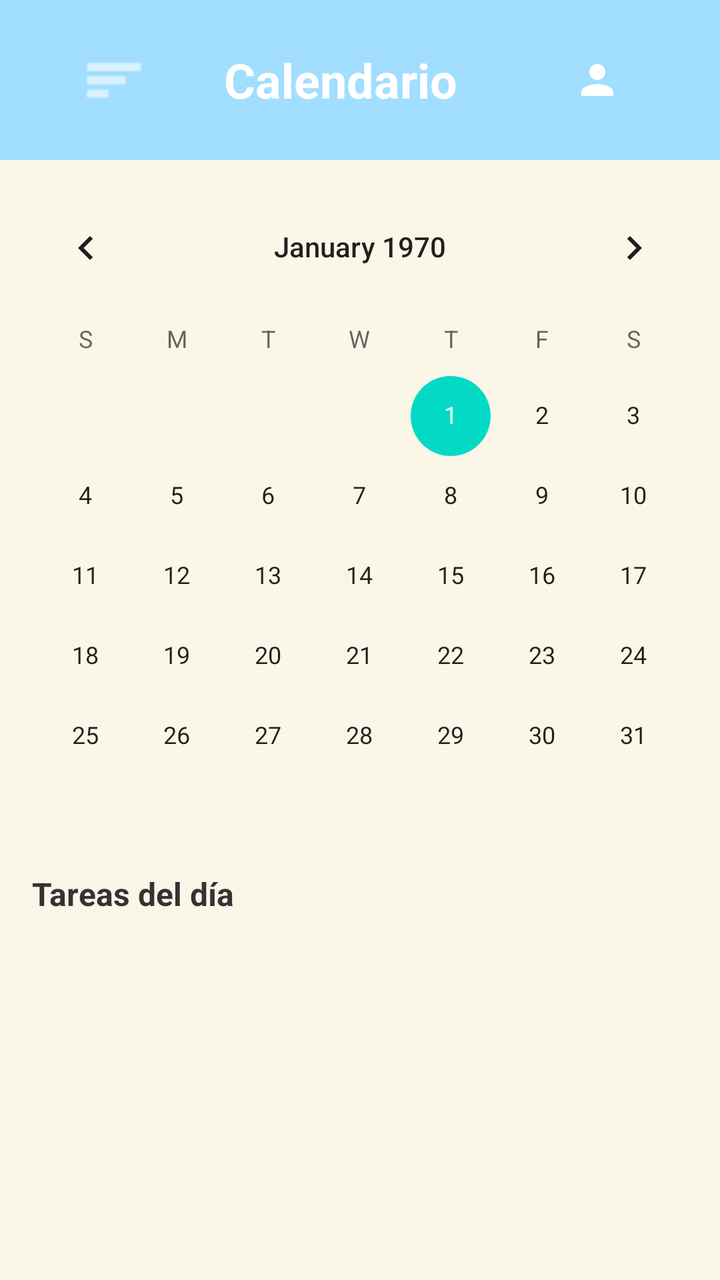
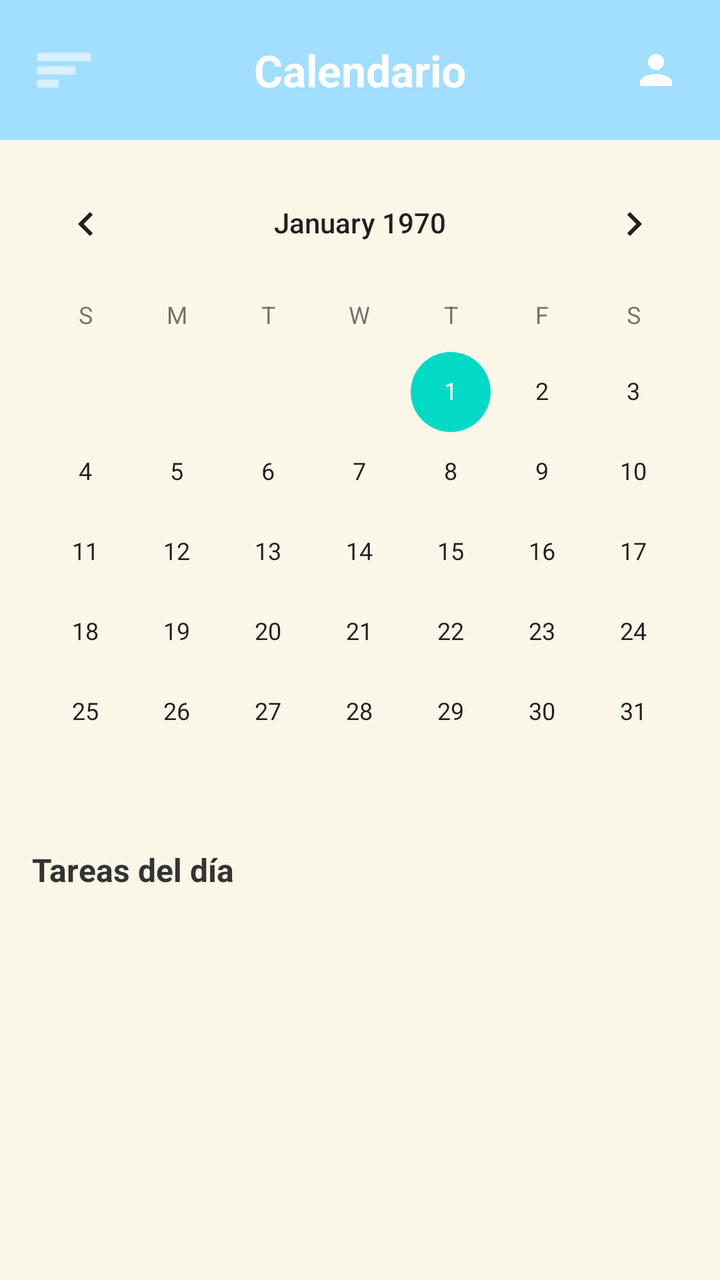

Screens rendered from an Android XML layout before and after an edit, with the pre-edit source and the edit as a unified diff.
<!-- AndroidManifest.xml: application theme Theme.MaterialComponents.DayNight.NoActionBar -->
<!-- res/layout/activity_interfaz_calendario.xml -->
<?xml version="1.0" encoding="utf-8"?>
<androidx.drawerlayout.widget.DrawerLayout
    xmlns:android="http://schemas.android.com/apk/res/android"
    xmlns:app="http://schemas.android.com/apk/res-auto"
    xmlns:tools="http://schemas.android.com/tools"
    android:id="@+id/drawerLayout"
    android:layout_width="match_parent"
    android:layout_height="match_parent"
    android:background="#FAF6E8">

    <LinearLayout
        android:layout_width="match_parent"
        android:layout_height="match_parent"
        android:orientation="vertical">

        
        <LinearLayout
            android:layout_width="match_parent"
            android:layout_height="80dp"
            android:background="#A2DEFF"
            android:gravity="center"
            android:padding="16dp">

            <Toolbar
                android:layout_width="match_parent"
                android:layout_height="70dp">

                <com.google.android.material.appbar.MaterialToolbar
                    android:id="@+id/Burguer"
                    android:layout_width="50dp"
                    android:layout_height="50dp"
                    android:layout_marginRight="30dp"
                    app:navigationIcon="@android:drawable/ic_menu_sort_by_size"
                    app:navigationIconTint="#FFFFFF"
                    android:contentDescription="Menú desplegable"/>

                <TextView
                    android:id="@+id/tvTitle"
                    android:layout_width="wrap_content"
                    android:layout_height="wrap_content"
                    android:text="Calendario"
                    android:textColor="#FFFFFF"
                    android:textSize="24sp"
                    android:textStyle="bold"
                    android:layout_marginRight="40dp"/>

                <ImageButton
                    android:id="@+id/btnUsuario"
                    android:layout_width="60dp"
                    android:layout_height="60dp"
                    android:background="?attr/selectableItemBackgroundBorderless"
                    android:src="@drawable/ic_usuario"
                    android:contentDescription="Perfil de usuario"
                    app:tint="#FFFFFF"/>
            </Toolbar>
        </LinearLayout>

        
        <CalendarView
            android:id="@+id/calendarView2"
            android:layout_width="match_parent"
            android:layout_height="wrap_content"
            android:layout_marginTop="10dp" />

        
        <TextView
            android:id="@+id/tvFechaSeleccionada"
            android:layout_width="match_parent"
            android:layout_height="wrap_content"
            android:paddingHorizontal="16dp"
            android:paddingVertical="8dp"
            android:text="Tareas del día"
            android:textColor="#333333"
            android:textSize="16sp"
            android:textStyle="bold" />

        
        <androidx.recyclerview.widget.RecyclerView
            android:id="@+id/rvTareasCalendario"
            android:layout_width="match_parent"
            android:layout_height="0dp"
            android:layout_weight="1"
            android:clipToPadding="false"
            android:paddingVertical="4dp"
            tools:listitem="@layout/item_tarea" />

    </LinearLayout>

    
    <com.google.android.material.navigation.NavigationView
        android:id="@+id/navigationView"
        android:layout_width="wrap_content"
        android:layout_height="match_parent"
        android:layout_gravity="start"
        app:menu="@menu/menu" />

</androidx.drawerlayout.widget.DrawerLayout>
<!-- res/layout/item_tarea.xml (included above) -->
<?xml version="1.0" encoding="utf-8"?>
<androidx.cardview.widget.CardView xmlns:android="http://schemas.android.com/apk/res/android"
    xmlns:app="http://schemas.android.com/apk/res-auto"
    android:layout_width="match_parent"
    android:layout_height="wrap_content"
    android:layout_marginHorizontal="12dp"
    android:layout_marginVertical="6dp"
    app:cardBackgroundColor="#FFFFFF"
    app:cardCornerRadius="12dp"
    app:cardElevation="2dp">

    <LinearLayout
        android:layout_width="match_parent"
        android:layout_height="wrap_content"
        android:orientation="horizontal">

        
        <View
            android:id="@+id/viewColorCategoria"
            android:layout_width="6dp"
            android:layout_height="match_parent"
            android:background="#4A90E2" />

        <LinearLayout
            android:layout_width="match_parent"
            android:layout_height="wrap_content"
            android:orientation="horizontal"
            android:padding="12dp"
            android:gravity="center_vertical">

            
            <CheckBox
                android:id="@+id/cbCompletada"
                android:layout_width="wrap_content"
                android:layout_height="wrap_content"
                android:buttonTint="#4A90E2" />

            <LinearLayout
                android:layout_width="0dp"
                android:layout_height="wrap_content"
                android:layout_weight="1"
                android:orientation="vertical"
                android:layout_marginStart="8dp">

                
                <TextView
                    android:id="@+id/tvCategoriaTarea"
                    android:layout_width="wrap_content"
                    android:layout_height="wrap_content"
                    android:text="TRABAJO"
                    android:textColor="#4A90E2"
                    android:textSize="10sp"
                    android:textStyle="bold"
                    android:letterSpacing="0.05" />

                <TextView
                    android:id="@+id/tvTituloTarea"
                    android:layout_width="wrap_content"
                    android:layout_height="wrap_content"
                    android:text="Título de la tarea"
                    android:textColor="#333333"
                    android:textSize="16sp"
                    android:textStyle="bold"
                    android:layout_marginTop="2dp" />

                <TextView
                    android:id="@+id/tvDescripcionTarea"
                    android:layout_width="wrap_content"
                    android:layout_height="wrap_content"
                    android:text="Descripción de la tarea"
                    android:textColor="#666666"
                    android:textSize="13sp"
                    android:layout_marginTop="2dp" />

                
                <TextView
                    android:id="@+id/tvFechaTarea"
                    android:layout_width="wrap_content"
                    android:layout_height="wrap_content"
                    android:text="📅 2026-03-25"
                    android:textColor="#888888"
                    android:textSize="12sp"
                    android:layout_marginTop="6dp" />
            </LinearLayout>

            
            <ImageButton
                android:id="@+id/btnEliminarTarea"
                android:layout_width="36dp"
                android:layout_height="36dp"
                android:background="?attr/selectableItemBackgroundBorderless"
                android:src="@android:drawable/ic_menu_delete"
                app:tint="#F48FB1"
                android:contentDescription="Enviar a papelera" />
        </LinearLayout>
    </LinearLayout>
</androidx.cardview.widget.CardView>
<!-- resources referenced by this layout -->
<resources>
  <!-- drawable ic_usuario (drawable) -->
  <vector xmlns:android="http://schemas.android.com/apk/res/android" android:height="24dp" android:tint="#000000" android:viewportHeight="24" android:viewportWidth="24" android:width="24dp">
        
      <path android:fillColor="@android:color/white" android:pathData="M12,12c2.21,0 4,-1.79 4,-4s-1.79,-4 -4,-4 -4,1.79 -4,4 1.79,4 4,4zM12,14c-2.67,0 -8,1.34 -8,4v2h16v-2c0,-2.66 -5.33,-4 -8,-4z"/>
      
  </vector>
</resources>

<!-- the commit's change to res/layout/activity_interfaz_calendario.xml (unified diff, before → after) -->
@@ -14,53 +14,59 @@
         android:orientation="vertical">
 
         
-        <LinearLayout
-            android:layout_width="match_parent"
-            android:layout_height="80dp"
+        <RelativeLayout
+            android:layout_width="match_parent"
+            android:layout_height="70dp"
             android:background="#A2DEFF"
-            android:gravity="center"
-            android:padding="16dp">
-
-            <Toolbar
-                android:layout_width="match_parent"
-                android:layout_height="70dp">
-
-                <com.google.android.material.appbar.MaterialToolbar
-                    android:id="@+id/Burguer"
-                    android:layout_width="50dp"
-                    android:layout_height="50dp"
-                    android:layout_marginRight="30dp"
-                    app:navigationIcon="@android:drawable/ic_menu_sort_by_size"
-                    app:navigationIconTint="#FFFFFF"
-                    android:contentDescription="Menú desplegable"/>
-
-                <TextView
-                    android:id="@+id/tvTitle"
-                    android:layout_width="wrap_content"
-                    android:layout_height="wrap_content"
-                    android:text="Calendario"
-                    android:textColor="#FFFFFF"
-                    android:textSize="24sp"
-                    android:textStyle="bold"
-                    android:layout_marginRight="40dp"/>
-
-                <ImageButton
-                    android:id="@+id/btnUsuario"
-                    android:layout_width="60dp"
-                    android:layout_height="60dp"
-                    android:background="?attr/selectableItemBackgroundBorderless"
-                    android:src="@drawable/ic_usuario"
-                    android:contentDescription="Perfil de usuario"
-                    app:tint="#FFFFFF"/>
-            </Toolbar>
-        </LinearLayout>
+            android:paddingHorizontal="8dp"
+            android:gravity="center_vertical">
+
+            
+            <com.google.android.material.appbar.MaterialToolbar
+                android:id="@+id/Burguer"
+                android:layout_width="48dp"
+                android:layout_height="48dp"
+                android:layout_alignParentStart="true"
+                android:layout_centerVertical="true"
+                app:navigationIcon="@android:drawable/ic_menu_sort_by_size"
+                app:navigationIconTint="#FFFFFF"
+                android:contentDescription="Menú desplegable"/>
+
+            
+            <TextView
+                android:id="@+id/tvTitle"
+                android:layout_width="wrap_content"
+                android:layout_height="wrap_content"
+                android:layout_centerInParent="true"
+                android:text="Calendario"
+                android:textColor="#FFFFFF"
+                android:textSize="22sp"
+                android:textStyle="bold" />
+
+            
+            <ImageButton
+                android:id="@+id/btnUsuario"
+                android:layout_width="48dp"
+                android:layout_height="48dp"
+                android:layout_alignParentEnd="true"
+                android:layout_centerVertical="true"
+                android:background="?attr/selectableItemBackgroundBorderless"
+                android:src="@drawable/ic_usuario"
+                android:contentDescription="Perfil de usuario"
+                app:tint="#FFFFFF"/>
+        </RelativeLayout>
 
         
         <CalendarView
             android:id="@+id/calendarView2"
             android:layout_width="match_parent"
             android:layout_height="wrap_content"
-            android:layout_marginTop="10dp" />
+            android:layout_marginTop="8dp"
+            android:theme="@style/ThemeOverlay.AppCompat.Light"
+            android:focusedMonthDateColor="#333333"
+            android:unfocusedMonthDateColor="#888888"
+            android:weekNumberColor="#333333"
+            android:selectedWeekBackgroundColor="#A2DEFF" />
 
         
         <TextView
